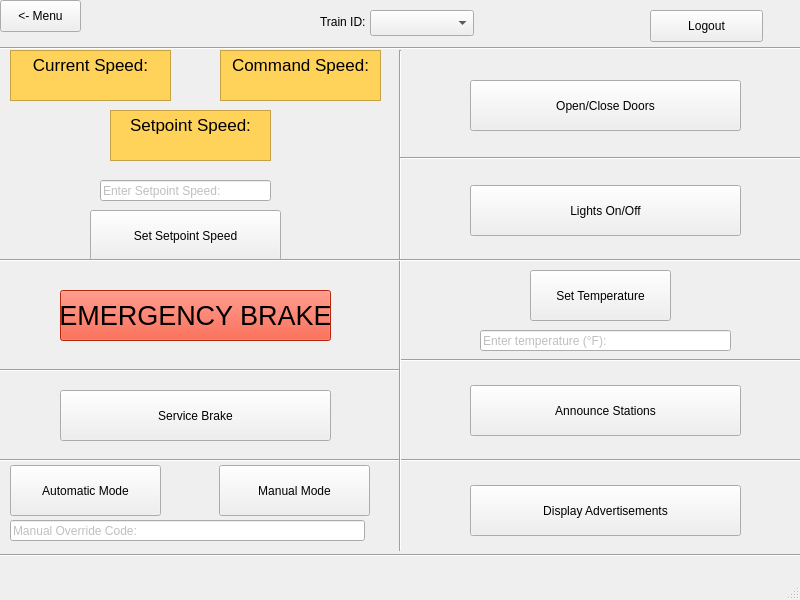
Above: src/UI/SWTrainController/TrainController.ui from aet37/ECE1140-Project before the change. Below: the same form after it.
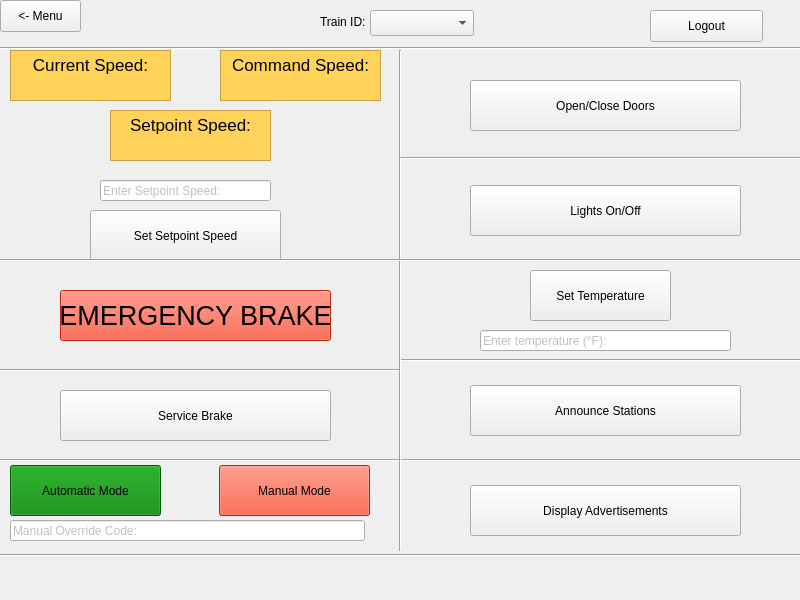
That is the form after the change.

Diff of the .ui file:
```diff
--- a/src/UI/SWTrainController/TrainController.ui
+++ b/src/UI/SWTrainController/TrainController.ui
@@ -182,6 +182,9 @@
         <height>51</height>
        </rect>
       </property>
+      <property name="styleSheet">
+       <string notr="true">background-color: rgb(255, 51, 16);</string>
+      </property>
       <property name="text">
        <string>Manual Mode</string>
       </property>
@@ -974,6 +977,9 @@
         <height>51</height>
        </rect>
       </property>
+      <property name="styleSheet">
+       <string notr="true">background-color: green;</string>
+      </property>
       <property name="text">
        <string>Automatic Mode</string>
       </property>
@@ -1230,7 +1236,6 @@
     </widget>
    </widget>
   </widget>
-  <widget class="QStatusBar" name="statusbar"/>
  </widget>
  <resources/>
  <connections/>
```
Left out of the diff: 2 changed lines with no effect on the pictures.
